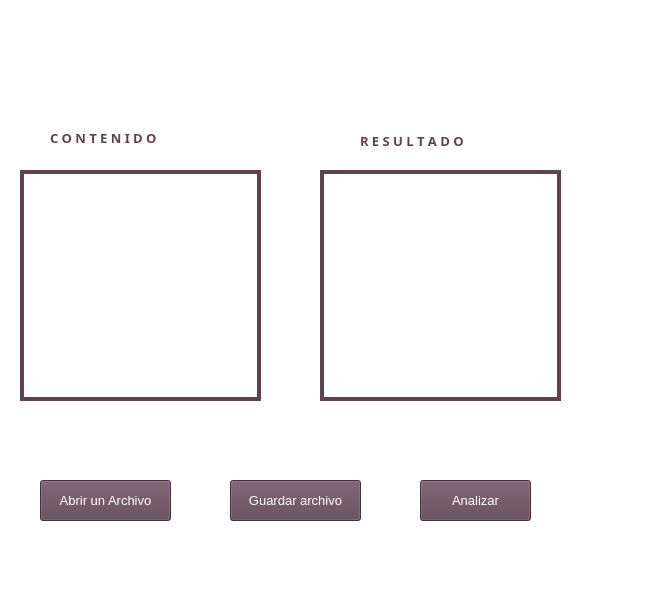
Before: the Qt Designer form mainwindow.ui in Lajs5257/AnalizadorLexico, drawn with Qt 5.
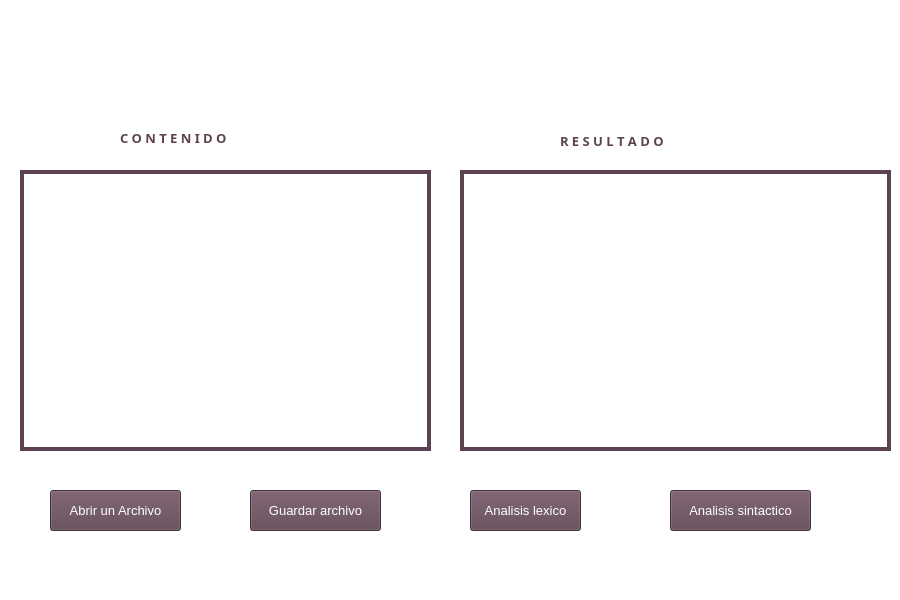
After: the same form once the commit is applied. Icons and pictures are not drawn.

```diff
--- a/mainwindow.ui
+++ b/mainwindow.ui
@@ -6,7 +6,7 @@
    <rect>
     <x>0</x>
     <y>0</y>
-    <width>650</width>
+    <width>900</width>
     <height>600</height>
    </rect>
   </property>
@@ -27,8 +27,8 @@
    <widget class="QPushButton" name="pushButton">
     <property name="geometry">
      <rect>
-      <x>40</x>
-      <y>480</y>
+      <x>50</x>
+      <y>490</y>
       <width>131</width>
       <height>41</height>
      </rect>
@@ -51,8 +51,8 @@
      <rect>
       <x>20</x>
       <y>170</y>
-      <width>241</width>
-      <height>231</height>
+      <width>411</width>
+      <height>281</height>
      </rect>
     </property>
     <property name="toolTip">
@@ -66,8 +66,8 @@
    <widget class="QPushButton" name="pushButton_2">
     <property name="geometry">
      <rect>
-      <x>230</x>
-      <y>480</y>
+      <x>250</x>
+      <y>490</y>
       <width>131</width>
       <height>41</height>
      </rect>
@@ -88,7 +88,7 @@
    <widget class="QLabel" name="label">
     <property name="geometry">
      <rect>
-      <x>50</x>
+      <x>120</x>
       <y>130</y>
       <width>161</width>
       <height>16</height>
@@ -136,14 +136,14 @@
    </widget>
    <widget class="QPlainTextEdit" name="plainTextEdit_2">
     <property name="enabled">
-     <bool>false</bool>
+     <bool>true</bool>
     </property>
     <property name="geometry">
      <rect>
-      <x>320</x>
+      <x>460</x>
       <y>170</y>
-      <width>241</width>
-      <height>231</height>
+      <width>431</width>
+      <height>281</height>
      </rect>
     </property>
     <property name="toolTip">
@@ -157,8 +157,8 @@
    <widget class="QPushButton" name="btnAnaliza">
     <property name="geometry">
      <rect>
-      <x>420</x>
-      <y>480</y>
+      <x>470</x>
+      <y>490</y>
       <width>111</width>
       <height>41</height>
      </rect>
@@ -176,13 +176,13 @@
      <string notr="true">background-color:rgb(93, 67, 81) ;color:white</string>
     </property>
     <property name="text">
-     <string>Analizar</string>
+     <string>Analisis lexico</string>
     </property>
    </widget>
    <widget class="QLabel" name="label_2">
     <property name="geometry">
      <rect>
-      <x>360</x>
+      <x>560</x>
       <y>130</y>
       <width>171</width>
       <height>21</height>
@@ -206,6 +206,31 @@
      <string>R E S U L T A D O</string>
     </property>
    </widget>
+   <widget class="QPushButton" name="btnAnaliza_2">
+    <property name="geometry">
+     <rect>
+      <x>670</x>
+      <y>490</y>
+      <width>141</width>
+      <height>41</height>
+     </rect>
+    </property>
+    <property name="font">
+     <font>
+      <family>Arial</family>
+      <pointsize>10</pointsize>
+     </font>
+    </property>
+    <property name="toolTip">
+     <string>Pulsa para analizar</string>
+    </property>
+    <property name="styleSheet">
+     <string notr="true">background-color:rgb(93, 67, 81) ;color:white</string>
+    </property>
+    <property name="text">
+     <string>Analisis sintactico</string>
+    </property>
+   </widget>
   </widget>
   <widget class="QMenuBar" name="menubar">
    <property name="geometry">
```
Left out of the diff: 4 changed lines with no effect on the pictures.
